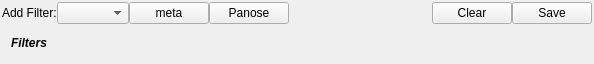
Old version of the form src/filterbar.ui in the repository fontmatrix/fontmatrix.
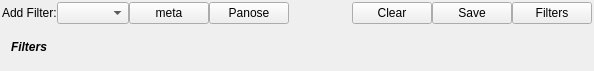
New version of the form.

Commit message: Added - filters dialog objects waiting for implementation

Diff of the .ui file:
```diff
--- a/src/filterbar.ui
+++ b/src/filterbar.ui
@@ -7,7 +7,7 @@
     <x>0</x>
     <y>0</y>
     <width>594</width>
-    <height>33</height>
+    <height>71</height>
    </rect>
   </property>
   <property name="windowTitle">
@@ -82,6 +82,13 @@
          </property>
         </widget>
        </item>
+       <item>
+        <widget class="QPushButton" name="filtersButton">
+         <property name="text">
+          <string>Filters</string>
+         </property>
+        </widget>
+       </item>
       </layout>
      </item>
     </layout>
```
The commit also changes 7 other files.
